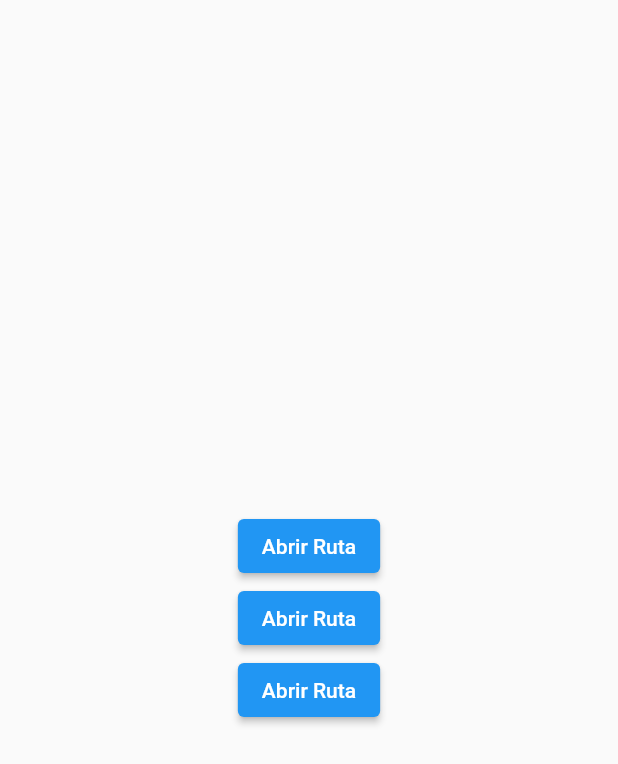
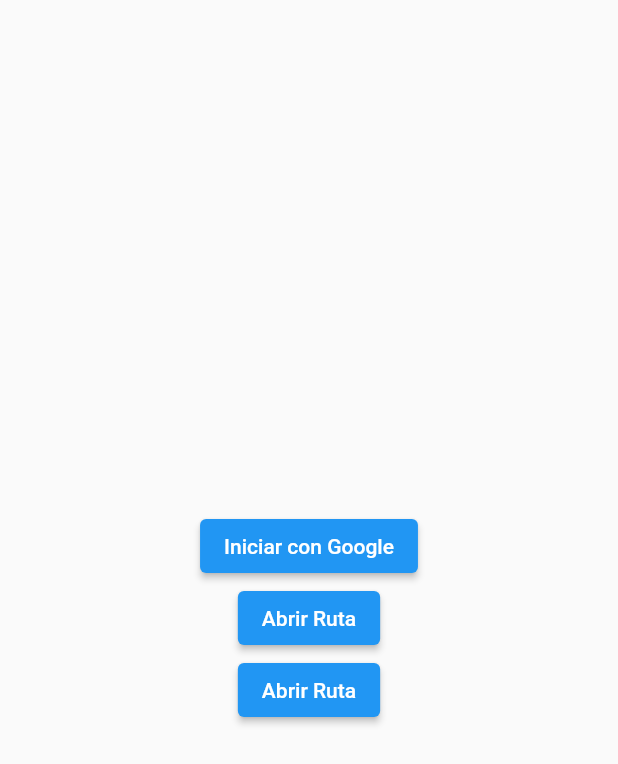
Before and after one commit to Marlon-Orrego/Dllo-Movil, a Flutter app: the screen it shows after launch, on a phone screen of 412 x 824 dp. Shown: the top 764 px of the screen. Run offline on Flutter 3.47's test engine with Material 2 defaults, Android fonts, the phone set to English and light mode, and no system bars; our stand-ins replace animated_bottom_navigation_bar, cloud_firestore, firebase_auth, firebase_core, fl_chart, flutter_icons_null_safety and 5 more; accounts and stored records are empty; project files that could hold a hidden picture were left out.

```diff
--- a/Ejercico-3-Movil-main/lib/main.dart
+++ b/Ejercico-3-Movil-main/lib/main.dart
@@ -1,4 +1,5 @@
 import 'package:ejercicio_grid/homescreen/homeScreen.dart';
+import 'package:ejercicio_grid/services/firebase_service.dart';
 import 'package:flutter/material.dart';
 import 'package:flutter/material.dart';
 
@@ -20,16 +21,25 @@ class FirstRoute extends StatelessWidget {
       crossAxisAlignment: CrossAxisAlignment.center,
       children: [
         Center(
-          child: ElevatedButton(
-            child: const Text('Abrir Ruta'),
-            onPressed: () {
-              Navigator.push(
-                context,
-                MaterialPageRoute(builder: (context) => const HomeScreen()),
+            child: FutureBuilder(
+          future: FirebaseService.firebaseIni(),
+          builder: (context, snapshot) {
+            if (snapshot.connectionState == ConnectionState.done) {
+              return Column(
+                mainAxisAlignment: MainAxisAlignment.center,
+                children: [
+                  ElevatedButton(
+                      onPressed: () async {
+                        await FirebaseService.signInWithGoogle();
+                      },
+                      child: Text("Iniciar con Google"))
+                ],
               );
-            },
-          ),
-        ),
+            } else {
+              return const CircularProgressIndicator();
+            }
+          },
+        )),
         Center(
           child: ElevatedButton(
             child: const Text('Abrir Ruta'),
--- /dev/null
+++ b/Ejercico-3-Movil-main/lib/services/firebase_service.dart
@@ -0,0 +1,39 @@
+import 'package:firebase_auth/firebase_auth.dart';
+import 'package:firebase_core/firebase_core.dart';
+import 'package:google_sign_in/google_sign_in.dart';
+
+class FirebaseService {
+  static firebaseIni() async {
+    try {
+    FirebaseApp app = await Firebase.initializeApp();
+    return app;
+    } catch (e) {
+      return null;
+    }
+ }
+
+
+
+  static Future<User?> signInWithGoogle() async {
+    try {
+  // Trigger the authentication flow
+  final GoogleSignInAccount? googleUser = await GoogleSignIn().signIn();
+
+  // Obtain the auth details from the request
+  final GoogleSignInAuthentication? googleAuth = await googleUser?.authentication;
+
+  // Create a new credential
+  final credential = GoogleAuthProvider.credential(
+    accessToken: googleAuth?.accessToken,
+    idToken: googleAuth?.idToken,
+  );
+
+  // Once signed in, return the UserCredential
+  UserCredential userCredential = await FirebaseAuth.instance.signInWithCredential(credential);
+
+  return userCredential.user;
+    } catch (e) {
+      return null;
+    }
+}
+}
--- a/Ejercico-3-Movil-main/pubspec.yaml
+++ b/Ejercico-3-Movil-main/pubspec.yaml
@@ -35,6 +35,9 @@ dependencies:
   # The following adds the Cupertino Icons font to your application.
   # Use with the CupertinoIcons class for iOS style icons.
   cupertino_icons: ^1.0.2
+  firebase_auth: ^4.5.0
+  firebase_core: ^2.11.0
+  google_sign_in: ^6.1.0
 
 dev_dependencies:
   flutter_test:
```
Also changed, not shown: Ejercico-3-Movil-main/pubspec.lock, Mate/pubspec.lock, todov2/pubspec.lock, 7 other files.
